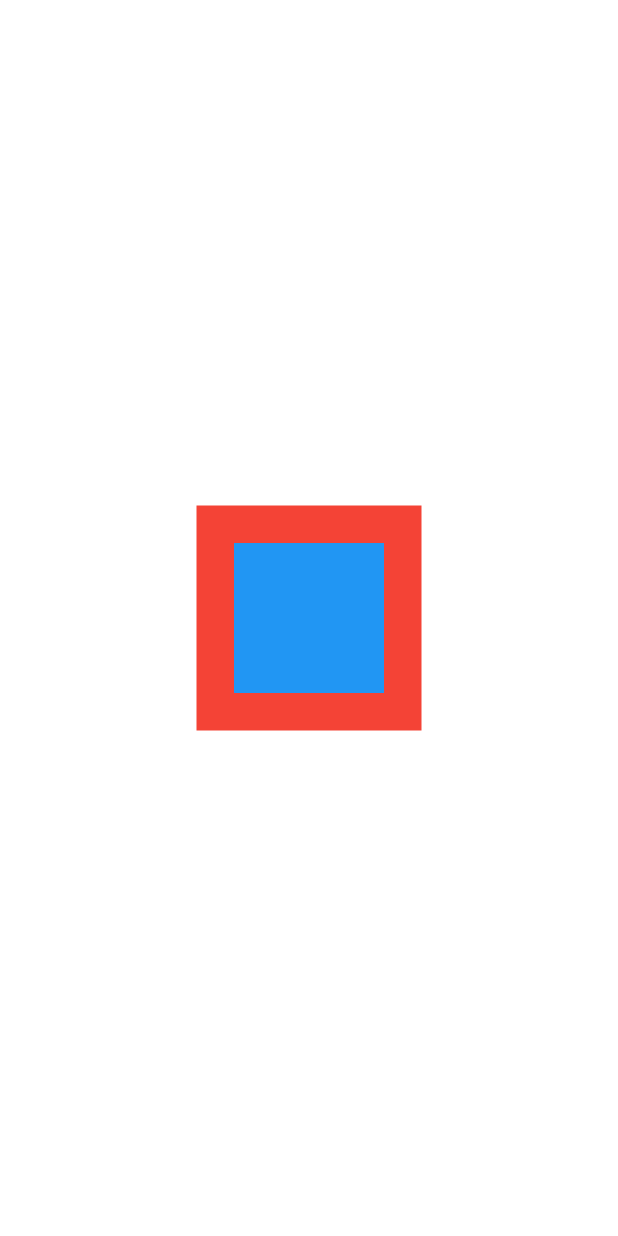
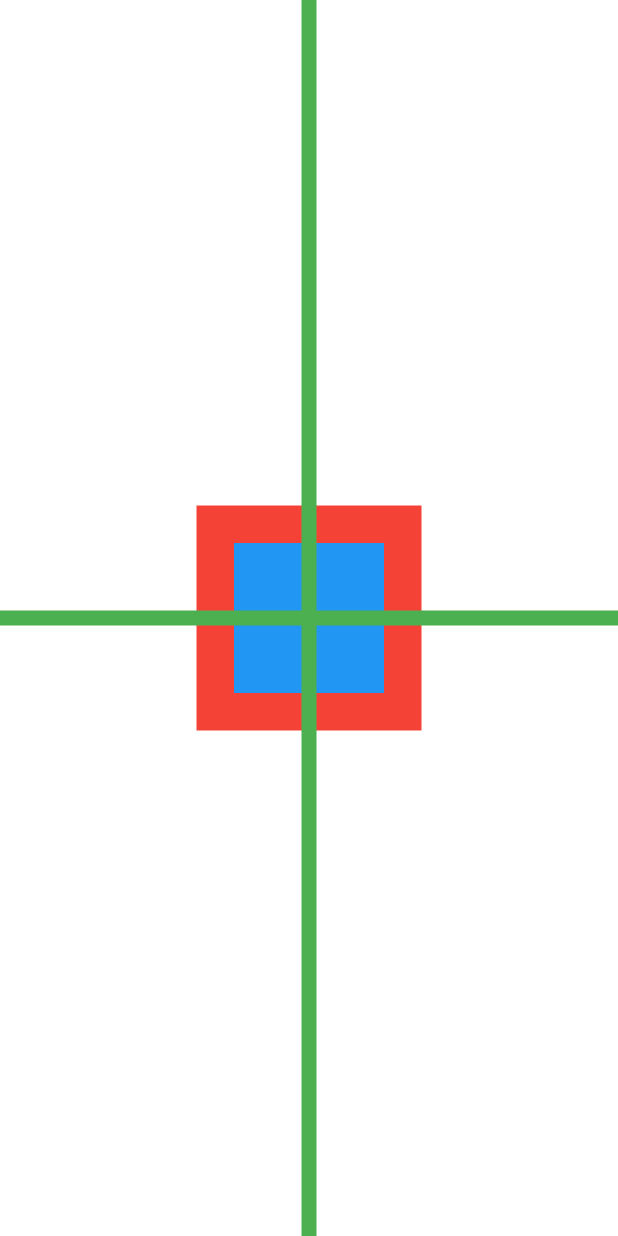
Before and after one commit to Ronaldss/Flutter-estudos, a Flutter app: the screen it shows after launch, on a phone screen of 412 x 824 dp. Run offline on Flutter 3.47's test engine with Material 2 defaults, Android fonts, the phone set to English and light mode, and no system bars.

Commit message:
Desafio - criando efeito de mira adicionando mais containers

```diff
--- a/flutter_application_2/lib/main.dart
+++ b/flutter_application_2/lib/main.dart
@@ -28,6 +28,20 @@ class MyApp extends StatelessWidget {
           width: 100,
           height: 100,
           ),
+
+        Container(
+          color: Colors.green,
+          width: 1000,
+          height: 10,
+          ),
+
+        Container(
+          color: Colors.green,
+          width: 10,
+          height: 1000,
+          ),
+
+
         ],
       ),
     );
```
